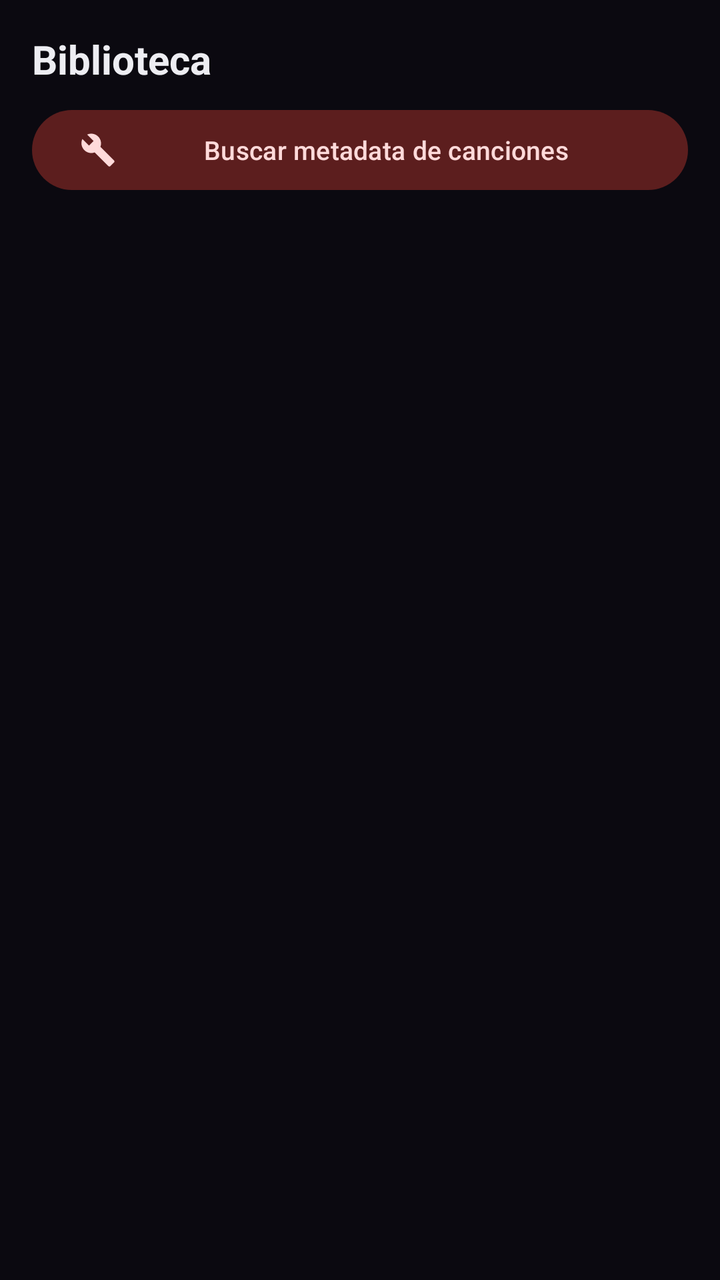
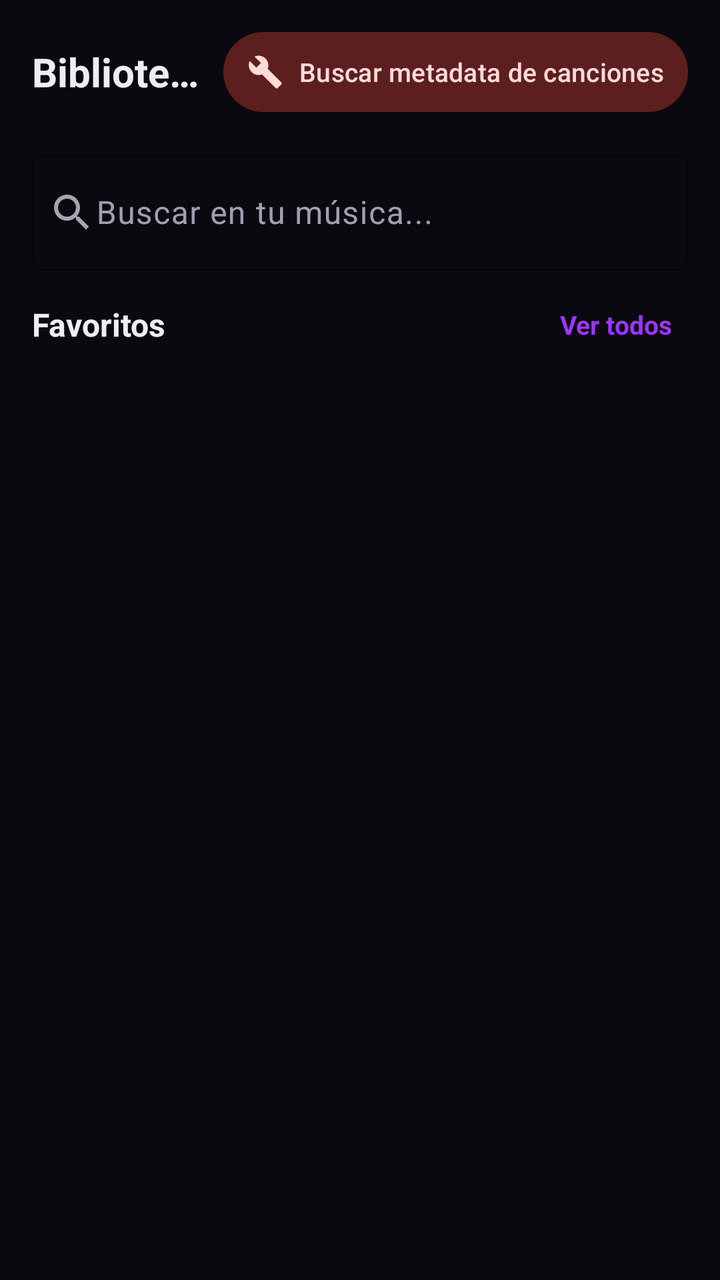

Before-and-after screenshots of an Android layout around one commit, followed by the original layout XML and the change that was made.
<!-- AndroidManifest.xml: application theme Theme.MusicDownloader -->
<!-- res/layout/fragment_library.xml -->
<?xml version="1.0" encoding="utf-8"?>
<LinearLayout xmlns:android="http://schemas.android.com/apk/res/android"
    xmlns:app="http://schemas.android.com/apk/res-auto"
    android:layout_width="match_parent"
    android:layout_height="match_parent"
    android:background="@color/background"
    android:orientation="vertical">

    <TextView
        android:id="@+id/tv_library_title"
        android:layout_width="match_parent"
        android:layout_height="wrap_content"
        android:layout_marginStart="16dp"
        android:layout_marginEnd="16dp"
        android:layout_marginTop="16dp"
        android:text="@string/library_title"
        android:textColor="@color/on_surface"
        android:textSize="20sp"
        android:textStyle="bold" />

    <com.google.android.material.progressindicator.LinearProgressIndicator
        android:id="@+id/progress_enrich"
        android:layout_width="match_parent"
        android:layout_height="wrap_content"
        android:layout_marginStart="16dp"
        android:layout_marginEnd="16dp"
        android:layout_marginTop="16dp"
        android:indeterminate="false"
        android:visibility="gone"
        app:indicatorColor="@color/primary"
        app:trackColor="@color/surface_high"
        app:trackCornerRadius="4dp"
        app:trackThickness="4dp" />

    <TextView
        android:id="@+id/tv_enrich_progress"
        android:layout_width="match_parent"
        android:layout_height="wrap_content"
        android:layout_marginStart="16dp"
        android:layout_marginEnd="16dp"
        android:layout_marginTop="4dp"
        android:textColor="@color/text_secondary"
        android:textSize="12sp"
        android:visibility="gone" />

    <com.google.android.material.button.MaterialButton
        android:id="@+id/btn_enrich_manual"
        style="@style/Widget.Material3.Button.TonalButton"
        android:layout_width="match_parent"
        android:layout_height="wrap_content"
        android:layout_marginStart="16dp"
        android:layout_marginEnd="16dp"
        android:layout_marginTop="8dp"
        android:text="@string/enrich_manual"
        android:textSize="13sp"
        android:visibility="visible"
        app:icon="@drawable/ic_auto_fix_high"
        app:iconSize="18dp" />

    <androidx.recyclerview.widget.RecyclerView
        android:id="@+id/rv_library_categories"
        android:layout_width="match_parent"
        android:layout_height="0dp"
        android:layout_marginTop="12dp"
        android:layout_weight="1"
        android:clipToPadding="false"
        android:paddingStart="16dp"
        android:paddingEnd="16dp"
        android:paddingBottom="16dp"
        android:scrollbars="none" />

</LinearLayout>
<!-- resources referenced by this layout -->
<resources>
  <color name="background">#0B0910</color>
  <color name="on_surface">#EDEDF2</color>
  <color name="primary">#9D35FF</color>
  <color name="surface_high">#262630</color>
  <color name="text_secondary">#A7A3B0</color>
  <!-- drawable ic_auto_fix_high (drawable) -->
  <vector xmlns:android="http://schemas.android.com/apk/res/android"
      android:width="24dp"
      android:height="24dp"
      android:viewportWidth="24"
      android:viewportHeight="24">
      <path
          android:fillColor="#FFFFFFFF"
          android:pathData="M22.7,19l-9.1,-9.1c0.9,-2.3 0.4,-5 -1.5,-6.9 -2,-2 -5,-2.4 -7.4,-1.3L9,6 6,9 1.6,4.7C0.4,7.1 0.9,10.1 2.9,12.1c1.9,1.9 4.6,2.4 6.9,1.5l9.1,9.1c0.4,0.4 1,0.4 1.4,0l2.3,-2.3c0.5,-0.4 0.5,-1.1 0.1,-1.4z" />
  </vector>
  <string name="enrich_manual">Buscar metadata de canciones</string>
  <string name="library_title">Biblioteca</string>
  <style name="Theme.MusicDownloader" parent="Theme.Material3.DayNight.NoActionBar">
          <item name="colorPrimary">@color/primary</item>
          <item name="colorOnPrimary">@color/on_primary</item>
          <item name="colorPrimaryContainer">@color/primary_container</item>
          <item name="colorOnPrimaryContainer">@color/on_primary_container</item>
          <item name="colorSecondary">@color/secondary</item>
          <item name="colorOnSecondary">@color/on_secondary</item>
          <item name="colorSecondaryContainer">@color/secondary_container</item>
          <item name="colorOnSecondaryContainer">@color/on_secondary_container</item>
          <item name="colorSurface">@color/surface</item>
          <item name="colorOnSurface">@color/on_surface</item>
          <item name="colorSurfaceVariant">@color/surface_variant</item>
          <item name="colorOnSurfaceVariant">@color/on_surface_variant</item>
          <item name="colorSurfaceContainerLow">@color/surface_low</item>
          <item name="colorSurfaceContainer">@color/surface</item>
          <item name="colorSurfaceContainerHigh">@color/surface_high</item>
          <item name="colorOutline">@color/outline</item>
          <item name="android:colorBackground">@color/background</item>
          <item name="android:statusBarColor">@color/background</item>
          <item name="android:navigationBarColor">@color/background</item>
          <item name="android:windowLightStatusBar">false</item>
          <item name="android:windowLightNavigationBar">false</item>
          <item name="android:windowBackground">@color/background</item>
          <item name="materialCardViewStyle">@style/Widget.Material3.CardView.Elevated</item>
          <item name="bottomNavigationStyle">@style/Widget.Material3.BottomNavigationView</item>
          <item name="tabStyle">@style/Widget.Material3.TabLayout</item>
      </style>
  <color name="on_primary">#FFFFFF</color>
  <color name="primary_container">#6D22C9</color>
  <color name="on_primary_container">#F3E8FF</color>
  <color name="secondary">#FF304F</color>
  <color name="on_secondary">#FFFFFF</color>
  <color name="secondary_container">#5C1E1E</color>
  <color name="on_secondary_container">#FFDADA</color>
  <color name="surface">#12101A</color>
  <color name="surface_variant">#2A2A34</color>
  <color name="on_surface_variant">#A0A0B0</color>
  <color name="surface_low">#1E1E26</color>
  <color name="outline">#3A3A46</color>
</resources>

<!-- the commit's change to res/layout/fragment_library.xml (unified diff, before → after) -->
@@ -6,17 +6,43 @@
     android:background="@color/background"
     android:orientation="vertical">
 
-    <TextView
-        android:id="@+id/tv_library_title"
+    <LinearLayout
         android:layout_width="match_parent"
         android:layout_height="wrap_content"
         android:layout_marginStart="16dp"
         android:layout_marginEnd="16dp"
-        android:layout_marginTop="16dp"
-        android:text="@string/library_title"
-        android:textColor="@color/on_surface"
-        android:textSize="20sp"
-        android:textStyle="bold" />
+        android:layout_marginTop="12dp"
+        android:gravity="center_vertical"
+        android:orientation="horizontal">
+
+        <TextView
+            android:id="@+id/tv_library_title"
+            android:layout_width="0dp"
+            android:layout_height="wrap_content"
+            android:layout_weight="1"
+            android:ellipsize="end"
+            android:maxLines="1"
+            android:text="@string/library_title"
+            android:textColor="@color/on_surface"
+            android:textSize="20sp"
+            android:textStyle="bold" />
+
+        <com.google.android.material.button.MaterialButton
+            android:id="@+id/btn_enrich_manual"
+            style="@style/Widget.Material3.Button.TonalButton"
+            android:layout_width="wrap_content"
+            android:layout_height="wrap_content"
+            android:layout_marginStart="12dp"
+            android:minWidth="0dp"
+            android:paddingStart="12dp"
+            android:paddingEnd="12dp"
+            android:text="@string/enrich_manual"
+            android:textSize="13sp"
+            android:visibility="visible"
+            app:icon="@drawable/ic_auto_fix_high"
+            app:iconSize="18dp" />
+
+    </LinearLayout>
 
     <com.google.android.material.progressindicator.LinearProgressIndicator
         android:id="@+id/progress_enrich"
@@ -24,7 +50,7 @@
         android:layout_height="wrap_content"
         android:layout_marginStart="16dp"
         android:layout_marginEnd="16dp"
-        android:layout_marginTop="16dp"
+        android:layout_marginTop="12dp"
         android:indeterminate="false"
         android:visibility="gone"
         app:indicatorColor="@color/primary"
@@ -43,29 +69,86 @@
         android:textSize="12sp"
         android:visibility="gone" />
 
-    <com.google.android.material.button.MaterialButton
-        android:id="@+id/btn_enrich_manual"
-        style="@style/Widget.Material3.Button.TonalButton"
+    <com.google.android.material.textfield.TextInputLayout
+        android:id="@+id/til_library_search"
+        style="@style/Widget.Material3.TextInputLayout.OutlinedBox"
         android:layout_width="match_parent"
         android:layout_height="wrap_content"
         android:layout_marginStart="16dp"
         android:layout_marginEnd="16dp"
+        android:layout_marginTop="12dp"
+        android:hint="@string/search_library_hint"
+        app:boxStrokeColor="@color/primary"
+        app:boxStrokeWidth="1dp"
+        app:boxStrokeWidthFocused="1.5dp">
+
+        <com.google.android.material.textfield.TextInputEditText
+            android:id="@+id/et_library_search"
+            android:layout_width="match_parent"
+            android:layout_height="wrap_content"
+            android:drawableStart="@drawable/ic_search"
+            android:drawableTint="@color/text_secondary"
+            android:imeOptions="actionSearch"
+            android:inputType="text"
+            android:maxLines="1"
+            android:paddingStart="8dp"
+            android:singleLine="true" />
+
+    </com.google.android.material.textfield.TextInputLayout>
+
+    <LinearLayout
+        android:layout_width="match_parent"
+        android:layout_height="wrap_content"
+        android:layout_marginTop="16dp"
+        android:gravity="center_vertical"
+        android:orientation="horizontal"
+        android:paddingStart="16dp"
+        android:paddingEnd="16dp">
+
+        <TextView
+            android:id="@+id/tv_favorites_header"
+            android:layout_width="0dp"
+            android:layout_height="wrap_content"
+            android:layout_weight="1"
+            android:text="@string/favorites"
+            android:textColor="@color/on_surface"
+            android:textSize="16sp"
+            android:textStyle="bold" />
+
+        <TextView
+            android:id="@+id/tv_see_all_favorites"
+            android:layout_width="wrap_content"
+            android:layout_height="wrap_content"
+            android:background="?attr/selectableItemBackgroundBorderless"
+            android:paddingStart="8dp"
+            android:paddingEnd="8dp"
+            android:text="@string/see_all"
+            android:textColor="@color/primary"
+            android:textSize="13sp"
+            android:textStyle="bold" />
+
+    </LinearLayout>
+
+    <androidx.recyclerview.widget.RecyclerView
+        android:id="@+id/rv_library_favorites"
+        android:layout_width="match_parent"
+        android:layout_height="wrap_content"
         android:layout_marginTop="8dp"
-        android:text="@string/enrich_manual"
-        android:textSize="13sp"
-        android:visibility="visible"
-        app:icon="@drawable/ic_auto_fix_high"
-        app:iconSize="18dp" />
+        android:clipToPadding="false"
+        android:paddingStart="16dp"
+        android:paddingEnd="16dp"
+        android:scrollbars="none"
+        android:visibility="gone" />
 
     <androidx.recyclerview.widget.RecyclerView
         android:id="@+id/rv_library_categories"
         android:layout_width="match_parent"
         android:layout_height="0dp"
-        android:layout_marginTop="12dp"
+        android:layout_marginTop="4dp"
         android:layout_weight="1"
         android:clipToPadding="false"
-        android:paddingStart="16dp"
-        android:paddingEnd="16dp"
+        android:paddingStart="10dp"
+        android:paddingEnd="10dp"
         android:paddingBottom="16dp"
         android:scrollbars="none" />
 
<!-- resource entries referenced after the edit -->
@@ -15,8 +15,21 @@
           android:fillColor="#FFFFFFFF"
           android:pathData="M22.7,19l-9.1,-9.1c0.9,-2.3 0.4,-5 -1.5,-6.9 -2,-2 -5,-2.4 -7.4,-1.3L9,6 6,9 1.6,4.7C0.4,7.1 0.9,10.1 2.9,12.1c1.9,1.9 4.6,2.4 6.9,1.5l9.1,9.1c0.4,0.4 1,0.4 1.4,0l2.3,-2.3c0.5,-0.4 0.5,-1.1 0.1,-1.4z" />
   </vector>
+  <!-- drawable ic_search (drawable) -->
+  <vector xmlns:android="http://schemas.android.com/apk/res/android"
+      android:width="24dp"
+      android:height="24dp"
+      android:viewportWidth="24"
+      android:viewportHeight="24">
+      <path
+          android:fillColor="#FFFFFF"
+          android:pathData="M15.5,14h-0.79l-0.28,-0.27C15.41,12.59 16,11.11 16,9.5 16,5.91 13.09,3 9.5,3S3,5.91 3,9.5 5.91,16 9.5,16c1.61,0 3.09,-0.59 4.23,-1.57l0.27,0.28v0.79l5,4.99L20.49,19l-4.99,-5zM9.5,14C7.01,14 5,11.99 5,9.5S7.01,5 9.5,5 14,7.01 14,9.5 11.99,14 9.5,14z"/>
+  </vector>
   <string name="enrich_manual">Buscar metadata de canciones</string>
+  <string name="favorites">Favoritos</string>
   <string name="library_title">Biblioteca</string>
+  <string name="search_library_hint">Buscar en tu música...</string>
+  <string name="see_all">Ver todos</string>
   <style name="Theme.MusicDownloader" parent="Theme.Material3.DayNight.NoActionBar">
           <item name="colorPrimary">@color/primary</item>
           <item name="colorOnPrimary">@color/on_primary</item>
